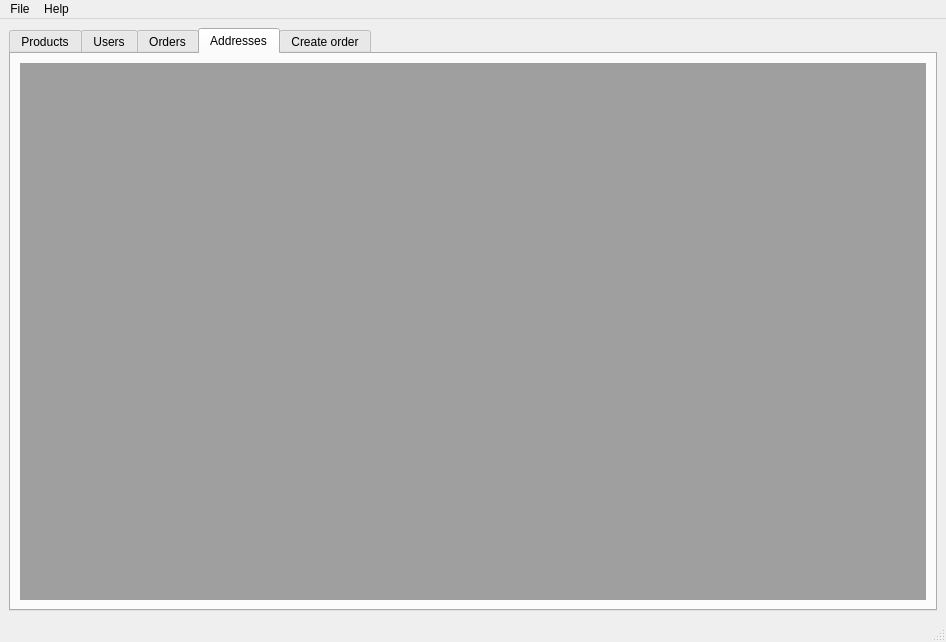
This is mainwindow.ui in gustavosinbandera1/mayorga_db as Qt 5 draws it before an edit. The edited form follows.
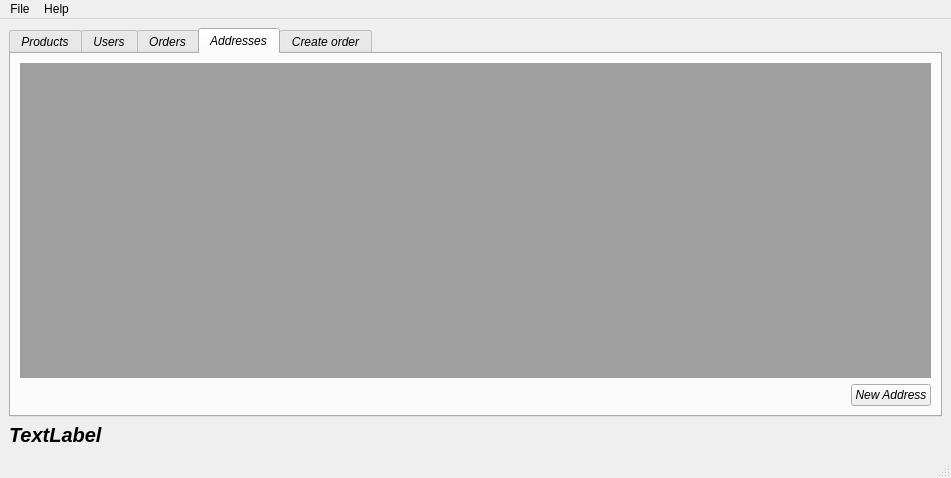
This is the edited form. The open tabs and pages were chosen to show the change.

Patch:
```diff
--- a/mainwindow.ui
+++ b/mainwindow.ui
@@ -6,8 +6,8 @@
    <rect>
     <x>0</x>
     <y>0</y>
-    <width>946</width>
-    <height>642</height>
+    <width>951</width>
+    <height>478</height>
    </rect>
   </property>
   <property name="windowTitle">
@@ -15,8 +15,33 @@
   </property>
   <widget class="QWidget" name="centralwidget">
    <layout class="QGridLayout" name="gridLayout">
-    <item row="0" column="0">
+    <item row="1" column="0">
+     <widget class="QLabel" name="userEmaillabel">
+      <property name="font">
+       <font>
+        <pointsize>15</pointsize>
+        <weight>75</weight>
+        <italic>true</italic>
+        <bold>true</bold>
+       </font>
+      </property>
+      <property name="text">
+       <string>TextLabel</string>
+      </property>
+     </widget>
+    </item>
+    <item row="0" column="0" colspan="3">
      <widget class="QTabWidget" name="tabWidget">
+      <property name="font">
+       <font>
+        <italic>true</italic>
+        <underline>false</underline>
+        <strikeout>false</strikeout>
+       </font>
+      </property>
+      <property name="mouseTracking">
+       <bool>false</bool>
+      </property>
       <property name="currentIndex">
        <number>0</number>
       </property>
@@ -55,9 +80,29 @@
         <string>Addresses</string>
        </attribute>
        <layout class="QGridLayout" name="gridLayout_5">
-        <item row="0" column="0">
+        <item row="0" column="0" colspan="2">
          <widget class="QMdiArea" name="addressMdiArea"/>
         </item>
+        <item row="1" column="0">
+         <spacer name="horizontalSpacer">
+          <property name="orientation">
+           <enum>Qt::Horizontal</enum>
+          </property>
+          <property name="sizeHint" stdset="0">
+           <size>
+            <width>806</width>
+            <height>20</height>
+           </size>
+          </property>
+         </spacer>
+        </item>
+        <item row="1" column="1">
+         <widget class="QPushButton" name="NewAddressOrder">
+          <property name="text">
+           <string>New Address</string>
+          </property>
+         </widget>
+        </item>
        </layout>
       </widget>
       <widget class="QWidget" name="tab_5">
@@ -80,7 +125,7 @@
     <rect>
      <x>0</x>
      <y>0</y>
-     <width>946</width>
+     <width>951</width>
      <height>22</height>
     </rect>
    </property>
```
Left out of the diff: 4 changed lines with no effect on the pictures.
